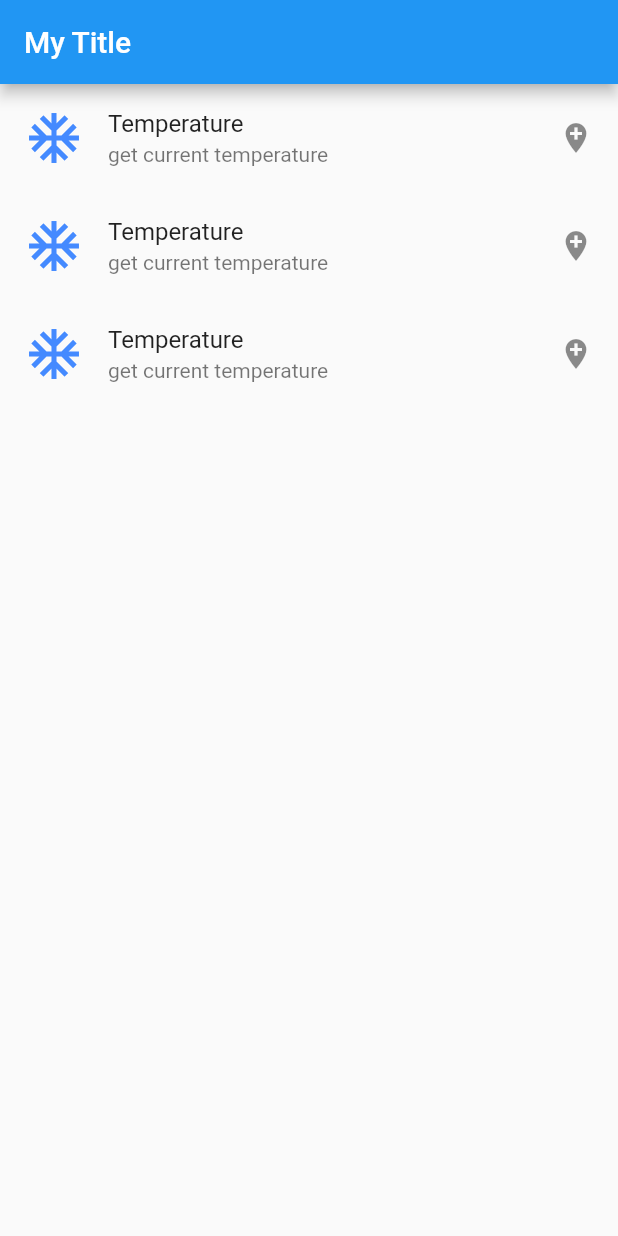
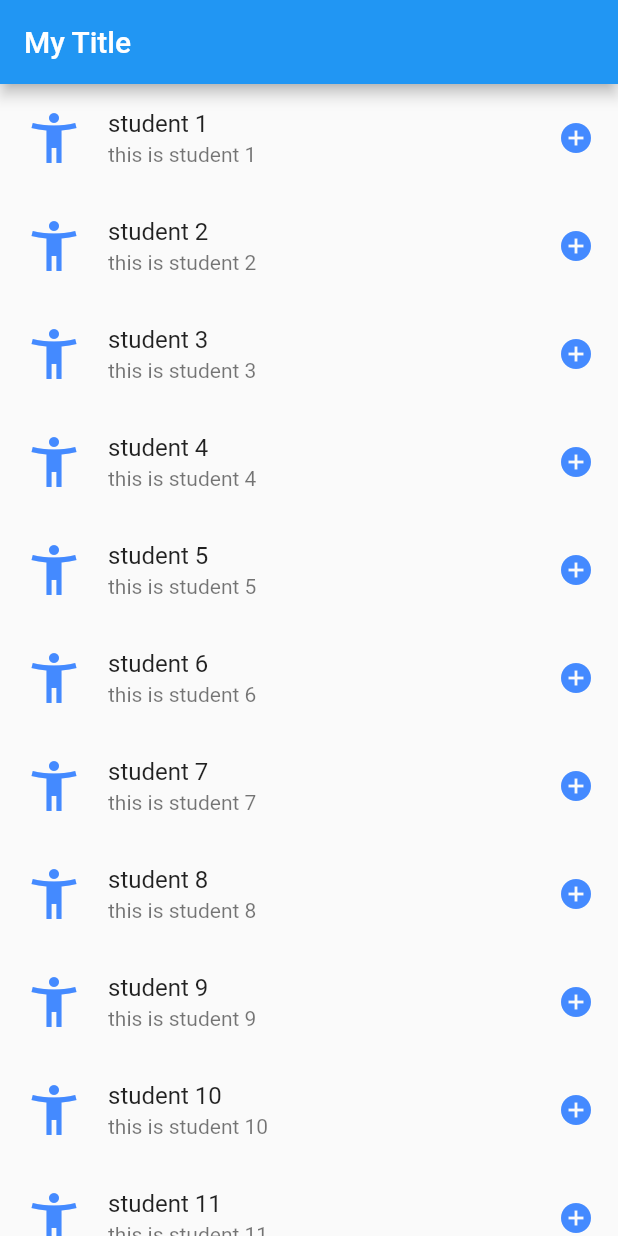
Before and after one commit to AymenSoft/MyFlutterTraining, a Flutter app: the screen it shows after launch, on a phone screen of 412 x 824 dp. Run offline on Flutter 3.47's test engine with Material 2 defaults, Android fonts, the phone set to English and light mode, and no system bars; our stand-ins replace fluttertoast.

Commit message:
generate strings list, create dynamic list view, use list view click item

```diff
--- /dev/null
+++ b/lib/layouts/create_dynamic_list_view.dart
@@ -0,0 +1,52 @@
+import 'package:flutter/material.dart';
+import 'package:fluttertoast/fluttertoast.dart';
+
+///generate strings list
+///create dynamic list view
+///use list view click item depending on list view position
+class CreateDynamicListView extends StatelessWidget{
+
+  @override
+  Widget build(BuildContext context) {
+    return listView(context);
+  }
+
+  Widget listView(BuildContext context) {
+    var items = generateData();
+    var list = ListView.builder(
+      scrollDirection: Axis.vertical,
+      itemBuilder: (context, position){
+        return ListTile(
+          leading: Icon(
+              Icons.accessibility_new,
+              color: Colors.blueAccent,
+              size: 40
+          ),
+          title: Text(items[position]),
+          subtitle: Text("this is ${items[position]}"),
+          trailing: Icon(Icons.add_circle, color: Colors.blueAccent),
+          onTap: (){
+            //use toast
+            Fluttertoast.showToast(
+                msg: "this is ${items[position]}",
+                toastLength: Toast.LENGTH_SHORT,
+                gravity: ToastGravity.CENTER,
+                timeInSecForIosWeb: 1,
+                backgroundColor: Colors.blueAccent,
+                textColor: Colors.white,
+                fontSize: 16.0
+            );
+          },
+        );
+      },
+    );
+    return list;
+  }
+
+  //generate dynamic data to show it in list view
+List<String> generateData(){
+    var items = List<String>.generate(1000, (index) => "student ${index + 1}");
+    return items;
+}
+
+}
--- a/lib/main.dart
+++ b/lib/main.dart
@@ -1,4 +1,4 @@
-import 'package:first_flutter_app/layouts/create_static_list_view.dart';
+import 'package:first_flutter_app/layouts/create_dynamic_list_view.dart';
 import 'package:flutter/material.dart';
 
 void main(){
@@ -16,7 +16,7 @@ class MyApp extends StatelessWidget{
             title: Text("My Title"),
         ),
         body:  Center(
-          child: CreateStaticListView(),
+          child: CreateDynamicListView(),
         )
       ),
     );
```
